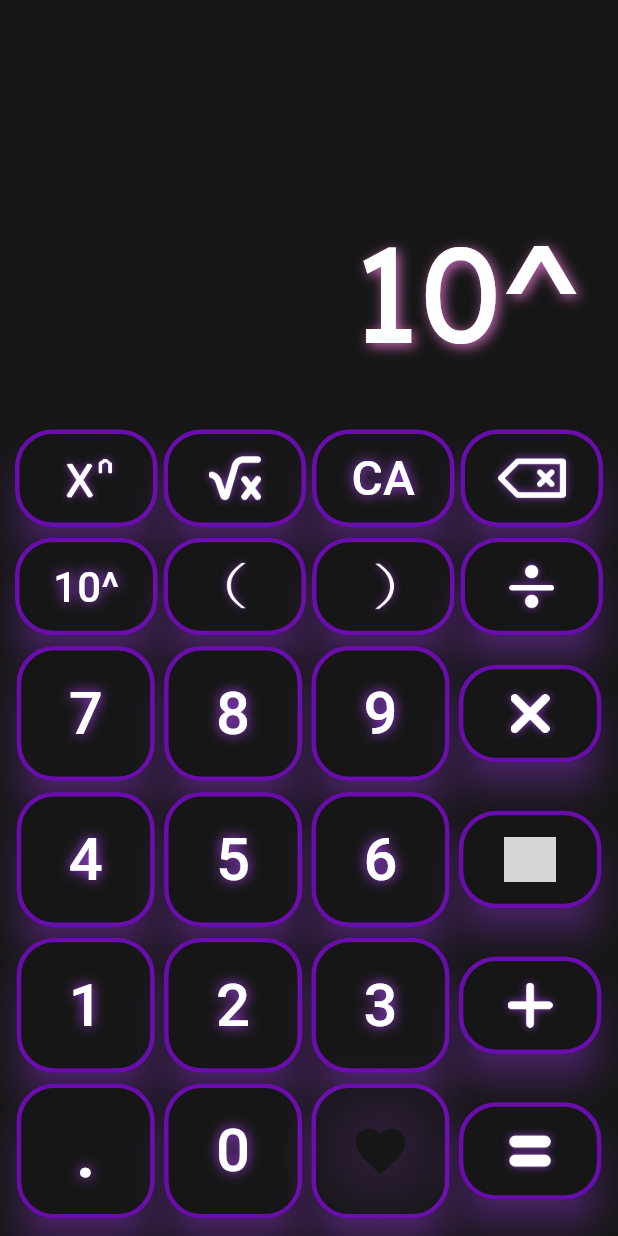
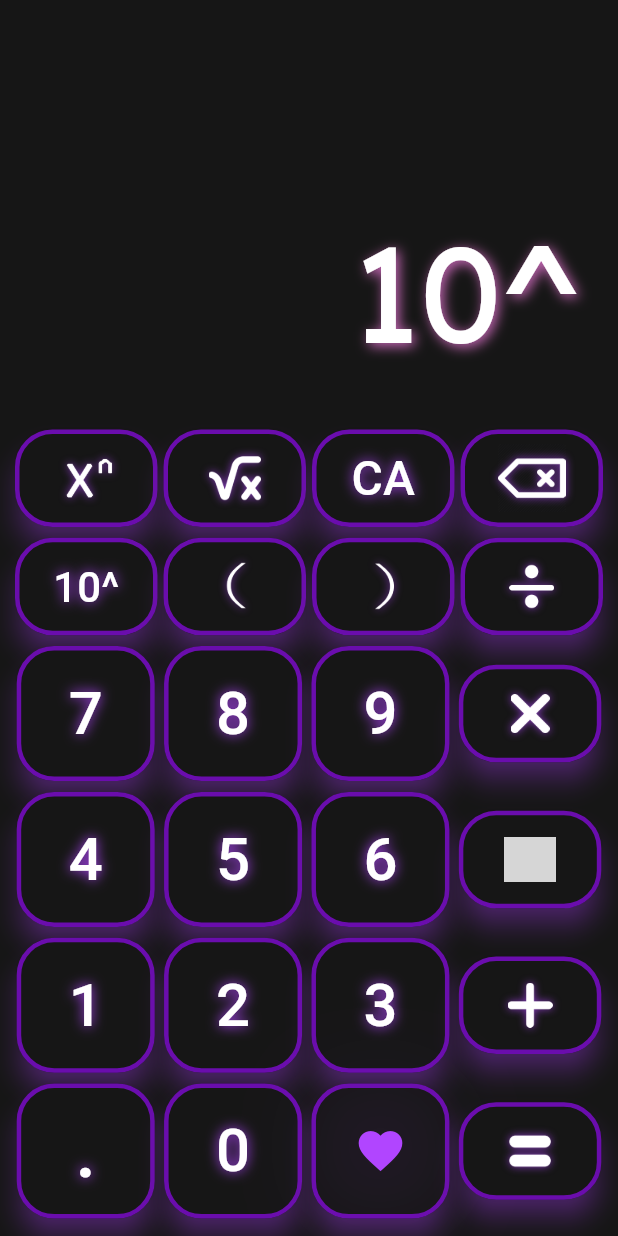
Before and after one commit to Guyllem/calculesther, a Flutter app: the screen it shows after launch, after a tap on "10^", on a phone screen of 412 x 824 dp. Run offline on Flutter 3.47's test engine with Material 3 defaults, Android fonts, the phone set to English and light mode, and no system bars; drawn by our look-alikes of simple_shadow; our stand-ins replace fluttertoast, math_expressions; grey boxes are pictures that could not be loaded.

Commit message:
Design change by my gf

```diff
--- a/lib/buttonInterface.dart
+++ b/lib/buttonInterface.dart
@@ -21,14 +21,13 @@ class ButtonInterface extends StatelessWidget {
         onPressed: () {
           if (updateUI != null) updateUI!(label);
           if (operation != null) operation!();
-
         },
         icon: iconData,
         iconAlignment: IconAlignment.end,
         style : ElevatedButton.styleFrom(
             backgroundColor:AppColors.black,
             shadowColor: AppColors.details,
-            elevation: 10,
+            elevation: 7,
             side: const BorderSide(color: AppColors.purple, width: 3),
             shape: RoundedRectangleBorder(
                 borderRadius: BorderRadius.circular(25)
--- a/lib/calculatrice.dart
+++ b/lib/calculatrice.dart
@@ -49,7 +49,7 @@ class _CalculatriceState extends State<Calculatrice> {
         }
 
       // Can't add at the start
-      } else if ((number == " + " || number == " * " || number == " / " || number == "^" || number == ")") && _currentTap == "0"){
+      } else if ((number == "" || number == " + " || number == " * " || number == " / " || number == "^" || number == ")") && _currentTap == "0"){
         _currentTap = "0";
       } else if (number == " - "  && _currentTap == "0"){
         _currentTap = "-";
@@ -485,12 +485,12 @@ class _CalculatriceState extends State<Calculatrice> {
                                 ButtonInterface(label: ".", interfaceSize: 50, width: 92, height: 90, updateUI: (value) => _updateNumber(value)),
                                 ButtonInterface(label: "0", interfaceSize: 40, width: 92, height: 90, updateUI: (value) => _updateNumber(value)),
                                 ButtonInterface(label: "", interfaceSize: 30, width: 92, height: 90,
-                                    iconData: const Icon(Icons.favorite, color: AppColors.black,
+                                    iconData: const Icon(Icons.favorite, color: AppColors.details,
                                         shadows: [Shadow(
                                             offset: Offset(0,0),
-                                            blurRadius:  70,
+                                            blurRadius: 100,
                                             color: AppColors.details)] ,
-                                        size: 40),
+                                        size: 35),
                                     updateUI: (value) => _updateNumber(value), operation: () => _loveButton()),
                                 ButtonInterface(label: " = ", interfaceSize: 40, width: widthSkinnyButton, height: 65,
                                     image:
--- a/lib/loveEvent.dart
+++ b/lib/loveEvent.dart
@@ -12,7 +12,7 @@ class LoveEvent{
           builder: (BuildContext context){
             return const AlertDialog(
               backgroundColor: AppColors.purple,
-              title: Text("Boîte à Amoureuse",style:
+              title: Text("Boîte à Amoureuse", style:
                 TextStyle(
                   fontFamily: "Lexend-Regular",
                   color: AppColors.text,
--- a/lib/theme/colors.dart
+++ b/lib/theme/colors.dart
@@ -6,4 +6,6 @@ class AppColors {
   static const Color details = Color(0xFFB145FF);
   static const Color shadow = Color(0xFFCF6BBE);
   static const Color text = Color(0xFFFFFFFF);
+  static const Color hearth = Color(0xFFFF0000);
+  static const Color hearthShadow = Color(0xFFFA5555);
 }
```
